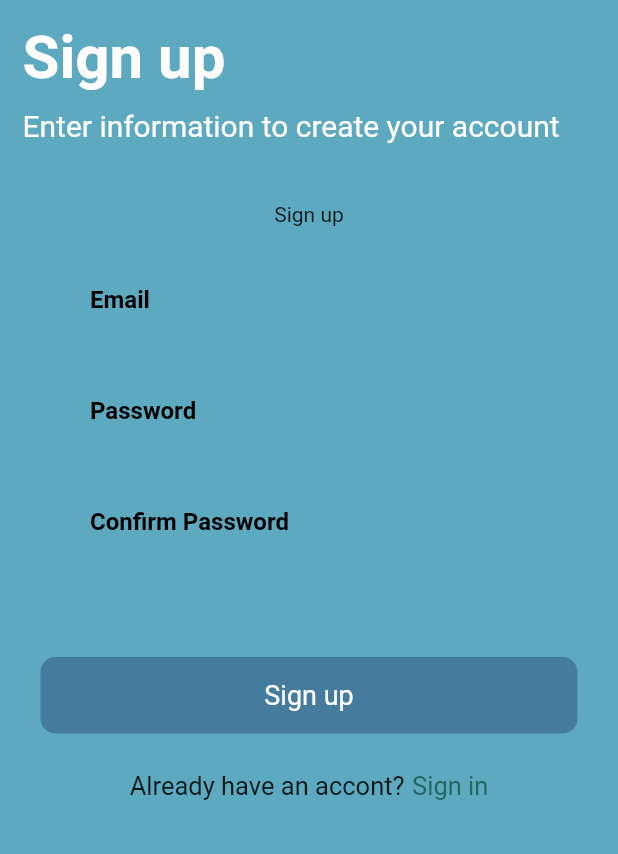
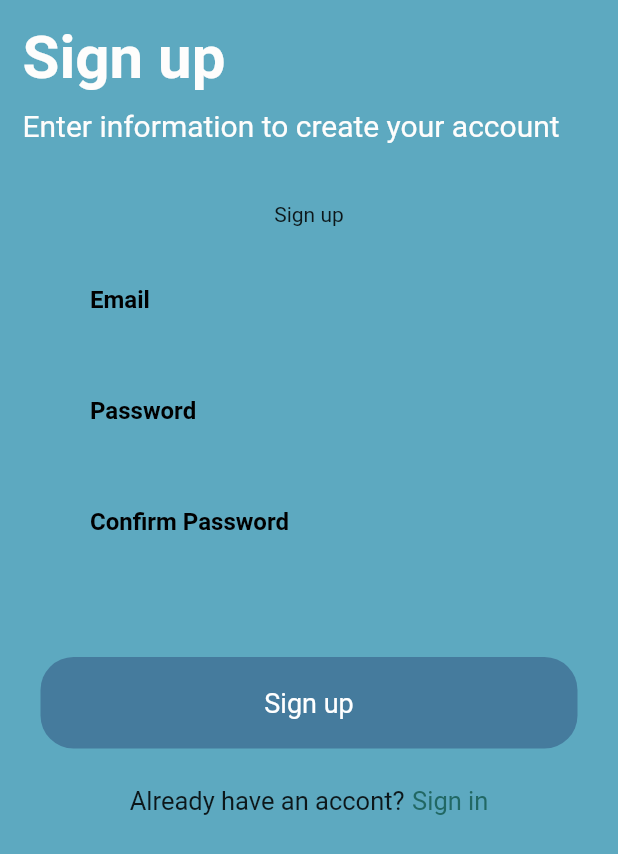
Before and after one commit to akatokurojp/SabiCare, a Flutter app: the screen it shows after launch, item 2 of the bottom bar chosen, after a tap on "Forgot Password?", on a phone screen of 412 x 824 dp. Shown: the top 854 px of the screen. Run offline on Flutter 3.47's test engine with Material 2 defaults, Android fonts, the phone set to English and light mode, and no system bars; our stand-ins replace avatar_glow, cloud_firestore, firebase_auth, firebase_core, flutter_tts, get and 5 more; missing offline and left inert: lit_ui_kit; accounts and stored records are empty.

Commit message:
QoL chat

```diff
--- a/lib/Chat.dart
+++ b/lib/Chat.dart
@@ -137,7 +137,7 @@ class _SpeechScreenState extends State<SpeechScreen> {
               ),
             ),
             const SizedBox(
-              height: 12,
+              height: 100,
             ),
             Text(
               "Developed by Sabi.LTD",
--- a/lib/Login.dart
+++ b/lib/Login.dart
@@ -29,7 +29,7 @@ class _LoginPageState extends State<LoginPage> {
                 crossAxisAlignment: CrossAxisAlignment.center,
                 children: [
                   Container(
-                    padding: EdgeInsets.only(top: 25),
+                    padding: EdgeInsets.only(top: 10),
                   ),
                   Text(
                     "Let's get you set up!",
@@ -247,16 +247,16 @@ class _LoginPageState extends State<LoginPage> {
                     ],
                   ),
                   SizedBox(
-                    height: 80,
+                    height: 50,
                   ),
 
                   // SizedBox(
                   //   height: 80,
                   // ),
 
-                  SizedBox(
-                    height: 30,
-                  ),
+                  // SizedBox(
+                  //   height: 30,
+                  // ),
 
                   Row(
                     mainAxisAlignment: MainAxisAlignment.center,
--- a/lib/register.dart
+++ b/lib/register.dart
@@ -146,9 +146,9 @@ class _RegisterPageState extends State<RegisterPage> {
                       margin: EdgeInsets.only(left: 12, right: 12),
                       decoration: BoxDecoration(
                           color: signInColor,
-                          borderRadius: BorderRadius.circular(10)),
+                          borderRadius: BorderRadius.circular(22)),
                       child: Padding(
-                        padding: const EdgeInsets.only(top: 15, bottom: 15),
+                        padding: const EdgeInsets.all(20),
                         child: Center(
                             child: Text(
                           "Sign up",
```
